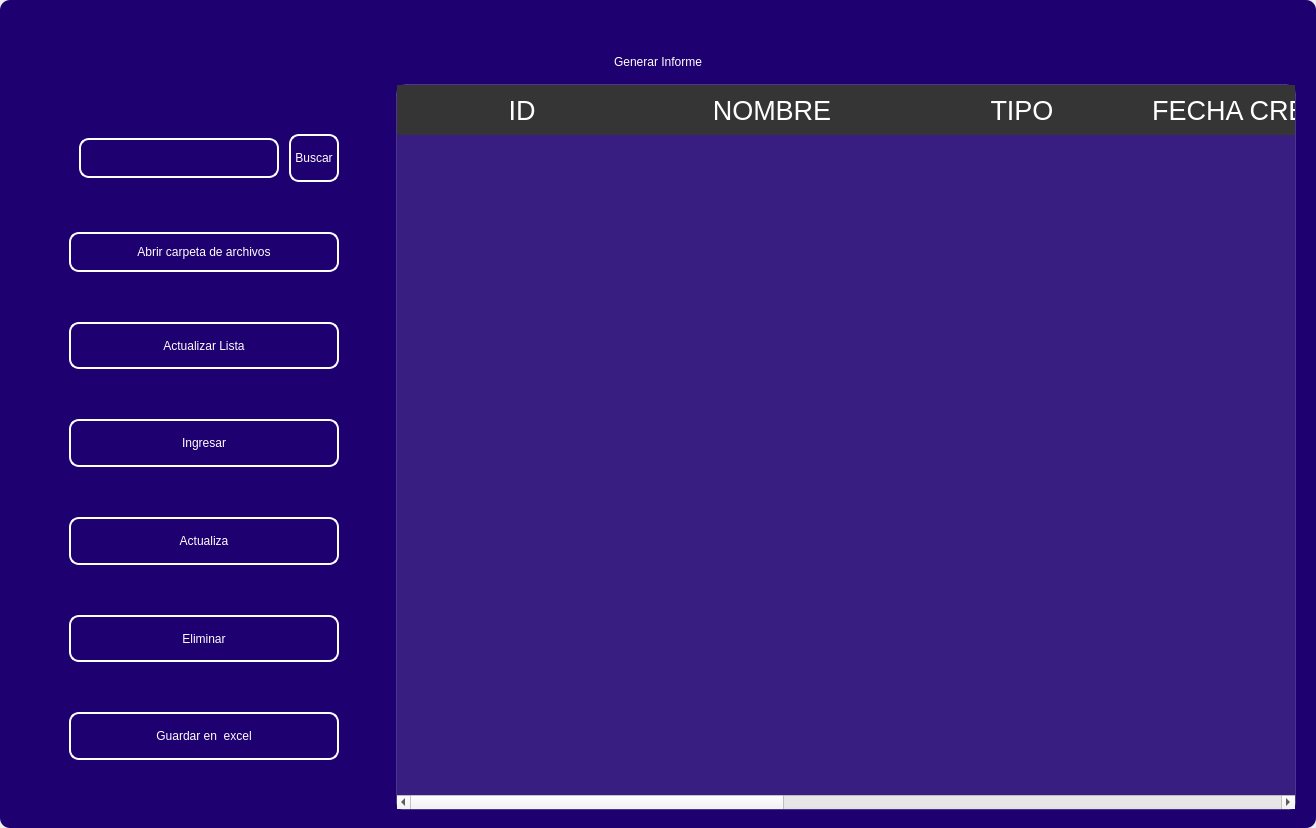
The window that design/standar/mainreport0.ui (codemiguel-dev/ERP-EmprendeSoft-Desktop) describes before a commit, drawn with Qt 5.
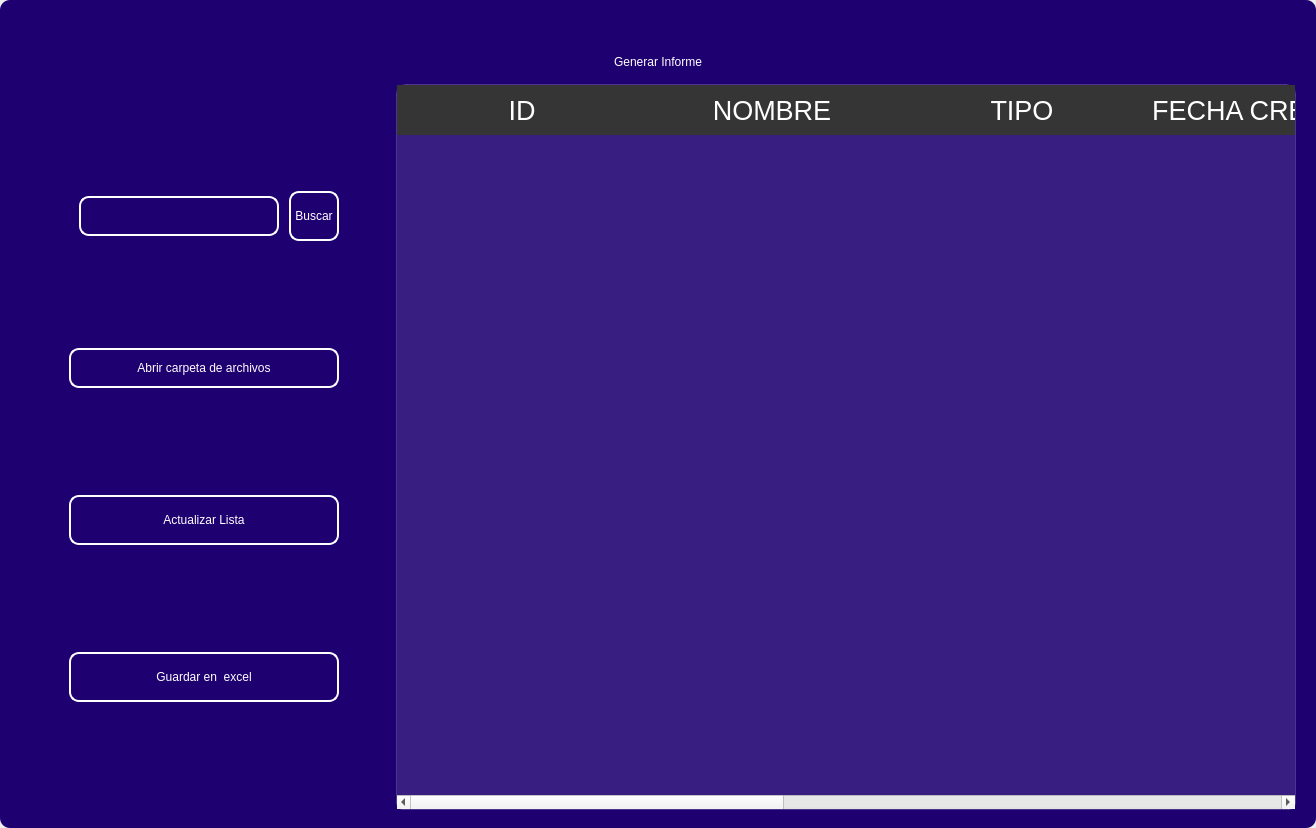
The same window after the commit. Icons and pictures are not drawn.

```diff
--- a/design/standar/mainreport0.ui
+++ b/design/standar/mainreport0.ui
@@ -584,138 +584,6 @@
               </property>
              </widget>
             </item>
-            <item>
-             <widget class="QPushButton" name="btn_add">
-              <property name="minimumSize">
-               <size>
-                <width>0</width>
-                <height>40</height>
-               </size>
-              </property>
-              <property name="maximumSize">
-               <size>
-                <width>300</width>
-                <height>50</height>
-               </size>
-              </property>
-              <property name="cursor">
-               <cursorShape>PointingHandCursor</cursorShape>
-              </property>
-              <property name="styleSheet">
-               <string notr="true">QPushButton{
-border-radius:10px; 
-font: 12pt &quot;Arial&quot;;
-color: rgb(255, 255, 254);
-border: 2px solid #ffffff;
-}
-
-QPushButton:hover{
-border-radius:10px; 
-font: 12pt &quot;Arial&quot;;
-color: rgb(255, 255, 255);
-border: 2px solid rgb(120, 0, 171);
-	background-color: rgb(120, 0, 171);
-}</string>
-              </property>
-              <property name="text">
-               <string>Ingresar</string>
-              </property>
-              <property name="iconSize">
-               <size>
-                <width>35</width>
-                <height>35</height>
-               </size>
-              </property>
-             </widget>
-            </item>
-            <item>
-             <widget class="QPushButton" name="btn_update">
-              <property name="minimumSize">
-               <size>
-                <width>0</width>
-                <height>40</height>
-               </size>
-              </property>
-              <property name="maximumSize">
-               <size>
-                <width>300</width>
-                <height>50</height>
-               </size>
-              </property>
-              <property name="cursor">
-               <cursorShape>PointingHandCursor</cursorShape>
-              </property>
-              <property name="styleSheet">
-               <string notr="true">QPushButton{
-border-radius:10px; 
-font: 12pt &quot;Arial&quot;;
-color: rgb(255, 255, 254);
-border: 2px solid #ffffff;
-}
-
-QPushButton:hover{
-border-radius:10px; 
-font: 12pt &quot;Arial&quot;;
-color: rgb(255, 255, 255);
-border: 2px solid rgb(120, 0, 171);
-	background-color: rgb(120, 0, 171);
-}</string>
-              </property>
-              <property name="text">
-               <string>Actualiza</string>
-              </property>
-              <property name="iconSize">
-               <size>
-                <width>35</width>
-                <height>35</height>
-               </size>
-              </property>
-             </widget>
-            </item>
-            <item>
-             <widget class="QPushButton" name="btn_delete">
-              <property name="minimumSize">
-               <size>
-                <width>0</width>
-                <height>40</height>
-               </size>
-              </property>
-              <property name="maximumSize">
-               <size>
-                <width>300</width>
-                <height>50</height>
-               </size>
-              </property>
-              <property name="cursor">
-               <cursorShape>PointingHandCursor</cursorShape>
-              </property>
-              <property name="styleSheet">
-               <string notr="true">QPushButton{
-border-radius:10px; 
-font: 12pt &quot;Arial&quot;;
-color: rgb(255, 255, 254);
-border: 2px solid #ffffff;
-}
-
-QPushButton:hover{
-border-radius:10px; 
-font: 12pt &quot;Arial&quot;;
-color: rgb(255, 255, 255);
-border: 2px solid rgb(120, 0, 171);
-	background-color: rgb(120, 0, 171);
-}</string>
-              </property>
-              <property name="text">
-               <string>Eliminar</string>
-              </property>
-              <property name="iconSize">
-               <size>
-                <width>35</width>
-                <height>35</height>
-               </size>
-              </property>
-             </widget>
-            </item>
             <item>
              <widget class="QPushButton" name="btn_excel">
               <property name="minimumSize">
```
